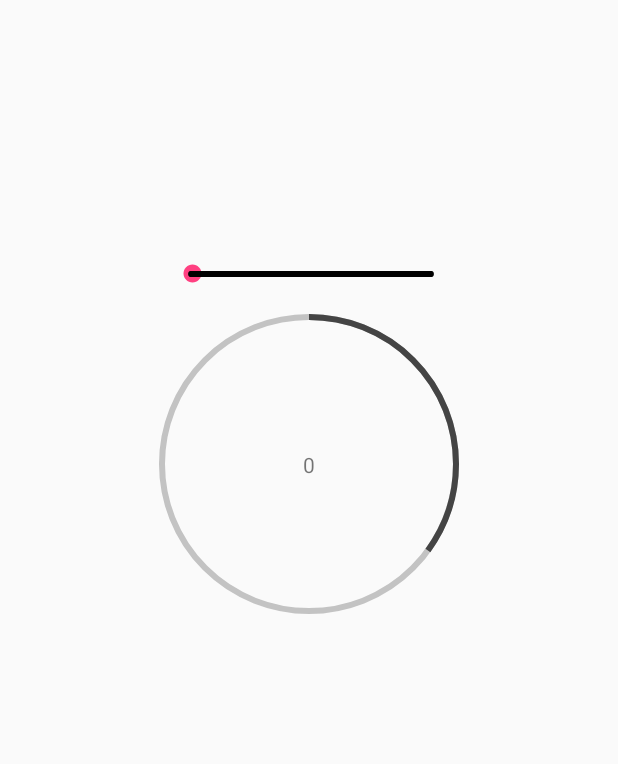
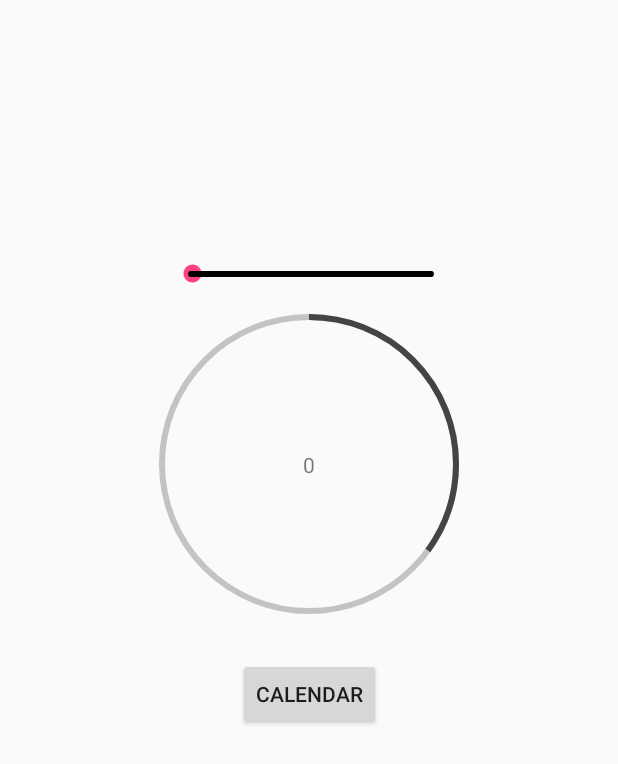
Before and after one commit to CS3398-Cappucino-Dreamers/CS3398-Cappucino-F2017, an Android app: the HomePage screen opened directly, with no data from a screen before it, on a phone screen of 412 x 824 dp. Shown: the top 764 px of the screen. Run offline under Robolectric (Android 15) with nearby library versions, the phone set to English and light mode, and no system bars.

Commit message:
Linked CalendarActivity To HomePage Button

```diff
--- a/MyApplication/app/src/main/java/com/example/ben/fitordie/Login/CalendarActivity.java
+++ b/MyApplication/app/src/main/java/com/example/ben/fitordie/Login/CalendarActivity.java
@@ -7,6 +7,7 @@ package com.example.ben.fitordie.Login;
 import android.os.Bundle;
 import android.support.annotation.Nullable;
 import android.support.v7.app.AppCompatActivity;
+import android.widget.Button;
 import android.widget.CalendarView;
 import com.example.ben.fitordie.R;
 
--- a/MyApplication/app/src/main/java/com/example/ben/fitordie/Login/HomePage.java
+++ b/MyApplication/app/src/main/java/com/example/ben/fitordie/Login/HomePage.java
@@ -1,7 +1,10 @@
 package com.example.ben.fitordie.Login;
 
+import android.content.Intent;
 import android.support.v7.app.AppCompatActivity;
 import android.os.Bundle;
+import android.view.View;
+import android.widget.Button;
 import android.widget.SeekBar;
 import android.widget.TextView;
 
@@ -11,6 +14,8 @@ import com.example.ben.fitordie.R;
 public class HomePage extends AppCompatActivity {
 
     private TextView progressField;
+    private Button calendarBtn;
+    private Intent goToCalendarIntent;
 
     @Override
     protected void onCreate(Bundle savedInstanceState) {
@@ -18,9 +23,12 @@ public class HomePage extends AppCompatActivity {
         setContentView(R.layout.activity_home_page);
 
         progressField = (TextView)findViewById(R.id.progressField);
+        calendarBtn = (Button)findViewById(R.id.calendarBtn);
+        setBtnListeners();
 
         final CircleProgressBar circleProgressBar = (CircleProgressBar)findViewById(R.id.custom_progressBar);
         SeekBar seekBar = (SeekBar)findViewById(R.id.seekBar);
+        goToCalendarIntent = new Intent(this, CalendarActivity.class);
 
         seekBar.setOnSeekBarChangeListener(new SeekBar.OnSeekBarChangeListener() {
             @Override
@@ -41,4 +49,16 @@ public class HomePage extends AppCompatActivity {
             }
         });
     }
+
+    /**
+     * Button listener that takes you to the calenar activity.. Just temporary for demo #1
+     */
+    public void setBtnListeners(){
+        calendarBtn.setOnClickListener(new View.OnClickListener() {
+            @Override
+            public void onClick(View v) {
+                startActivity(goToCalendarIntent);
+            }
+        });
+    }
 }
--- a/MyApplication/app/src/main/res/layout/activity_home_page.xml
+++ b/MyApplication/app/src/main/res/layout/activity_home_page.xml
@@ -53,4 +53,21 @@
         app:layout_constraintTop_toTopOf="@+id/custom_progressBar"
         android:layout_marginTop="8dp" />
 
+    <!-- Button that takes you to the calendar page... Just temporary for Demo #1 -->
+    <Button
+        android:id="@+id/calendarBtn"
+        android:layout_width="wrap_content"
+        android:layout_height="wrap_content"
+        android:text="Calendar"
+        android:layout_marginTop="8dp"
+        app:layout_constraintTop_toBottomOf="@+id/custom_progressBar"
+        app:layout_constraintBottom_toBottomOf="parent"
+        android:layout_marginBottom="8dp"
+        android:layout_marginRight="8dp"
+        app:layout_constraintRight_toRightOf="parent"
+        android:layout_marginLeft="8dp"
+        app:layout_constraintLeft_toLeftOf="parent"
+        app:layout_constraintHorizontal_bias="0.501"
+        app:layout_constraintVertical_bias="0.061" />
+
 </android.support.constraint.ConstraintLayout>
```
Also changed, not shown: MyApplication/app/src/main/res/layout/calendar_layout.xml (+16 -4 lines).
